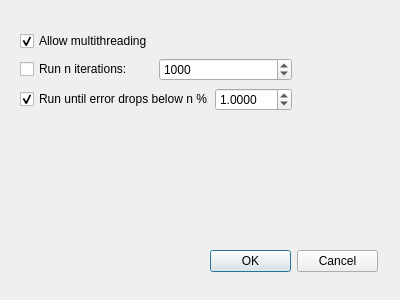
Before: the Qt Designer form settingswindow.ui in Inexorably/gwentCalc, drawn with Qt 5.
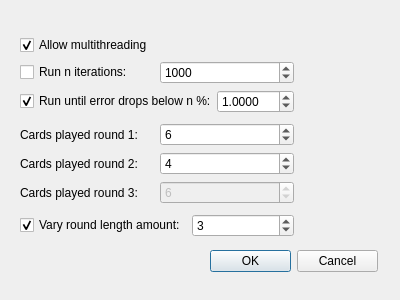
After: the same form once the commit is applied.

The edit to the form file:
```diff
--- a/settingswindow.ui
+++ b/settingswindow.ui
@@ -19,15 +19,43 @@
   <property name="windowTitle">
    <string>Dialog</string>
   </property>
-  <widget class="QWidget" name="layoutWidget">
+  <widget class="QWidget" name="settingsLayoutWidget">
+   <property name="geometry">
+    <rect>
+     <x>210</x>
+     <y>250</y>
+     <width>168</width>
+     <height>23</height>
+    </rect>
+   </property>
+   <layout class="QHBoxLayout" name="horizontalLayout_3">
+    <item>
+     <widget class="QPushButton" name="okButton">
+      <property name="text">
+       <string>OK</string>
+      </property>
+     </widget>
+    </item>
+    <item>
+     <widget class="QPushButton" name="cancelButton">
+      <property name="text">
+       <string>Cancel</string>
+      </property>
+     </widget>
+    </item>
+   </layout>
+  </widget>
+  <widget class="QWidget" name="">
    <property name="geometry">
     <rect>
      <x>20</x>
-     <y>30</y>
-     <width>272</width>
-     <height>83</height>
+     <y>31</y>
+     <width>274</width>
+     <height>211</height>
     </rect>
    </property>
+   <layout class="QVBoxLayout" name="verticalLayout_3">
+    <item>
    <layout class="QVBoxLayout" name="verticalLayout">
     <item>
      <widget class="QCheckBox" name="multithreadCheckBox">
@@ -100,30 +128,88 @@
      </layout>
     </item>
    </layout>
-  </widget>
-  <widget class="QWidget" name="settingsLayoutWidget">
-   <property name="geometry">
-    <rect>
-     <x>210</x>
-     <y>250</y>
-     <width>168</width>
-     <height>23</height>
-    </rect>
-   </property>
-   <layout class="QHBoxLayout" name="horizontalLayout_3">
+    </item>
+    <item>
+     <layout class="QVBoxLayout" name="verticalLayout_2">
+      <item>
+       <layout class="QHBoxLayout" name="horizontalLayout_4">
+        <item>
+         <widget class="QLabel" name="label">
+          <property name="text">
+           <string>Cards played round 1:</string>
+          </property>
+         </widget>
+        </item>
+        <item>
+         <widget class="QSpinBox" name="r1SpinBox">
+          <property name="value">
+           <number>6</number>
+          </property>
+         </widget>
+        </item>
+       </layout>
+      </item>
     <item>
-     <widget class="QPushButton" name="okButton">
+       <layout class="QHBoxLayout" name="horizontalLayout_5">
+        <item>
+         <widget class="QLabel" name="label_2">
       <property name="text">
-       <string>OK</string>
+           <string>Cards played round 2:</string>
       </property>
      </widget>
     </item>
     <item>
-     <widget class="QPushButton" name="cancelButton">
+         <widget class="QSpinBox" name="r2SpinBox">
+          <property name="value">
+           <number>4</number>
+          </property>
+         </widget>
+        </item>
+       </layout>
+      </item>
+      <item>
+       <layout class="QHBoxLayout" name="horizontalLayout_6">
+        <item>
+         <widget class="QLabel" name="label_3">
       <property name="text">
-       <string>Cancel</string>
-      </property>
-     </widget>
+           <string>Cards played round 3:</string>
+          </property>
+         </widget>
+        </item>
+        <item>
+         <widget class="QSpinBox" name="r3SpinBox">
+          <property name="enabled">
+           <bool>false</bool>
+          </property>
+          <property name="value">
+           <number>6</number>
+          </property>
+         </widget>
+        </item>
+       </layout>
+      </item>
+     </layout>
+    </item>
+    <item>
+     <layout class="QHBoxLayout" name="horizontalLayout_7">
+      <item>
+       <widget class="QCheckBox" name="varyRoundCheckBox">
+        <property name="text">
+         <string>Vary round length amount:</string>
+        </property>
+        <property name="checked">
+         <bool>true</bool>
+        </property>
+       </widget>
+      </item>
+      <item>
+       <widget class="QSpinBox" name="varyRoundSpinBox">
+        <property name="value">
+         <number>3</number>
+        </property>
+       </widget>
+      </item>
+     </layout>
     </item>
    </layout>
   </widget>
```
Lines whose indentation alone changed are shown as unchanged.
